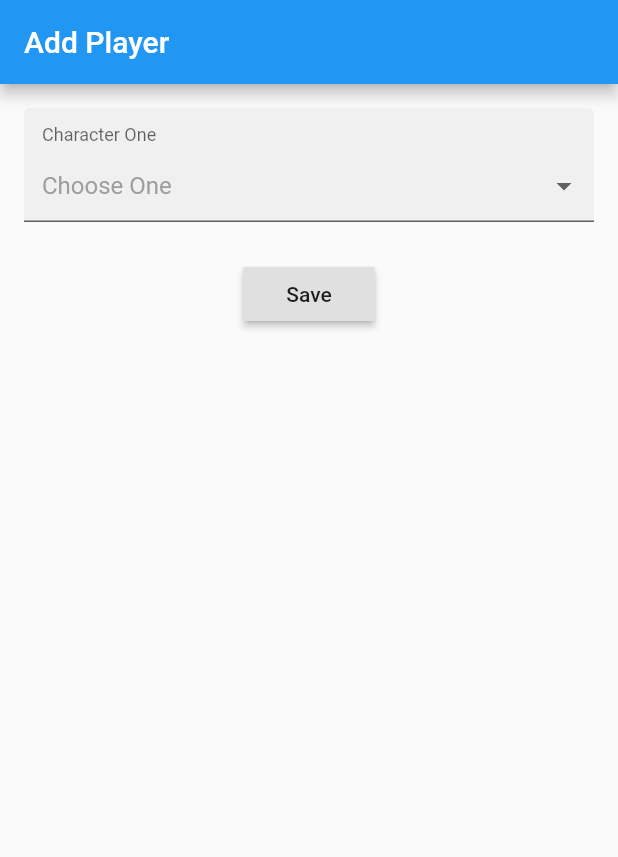
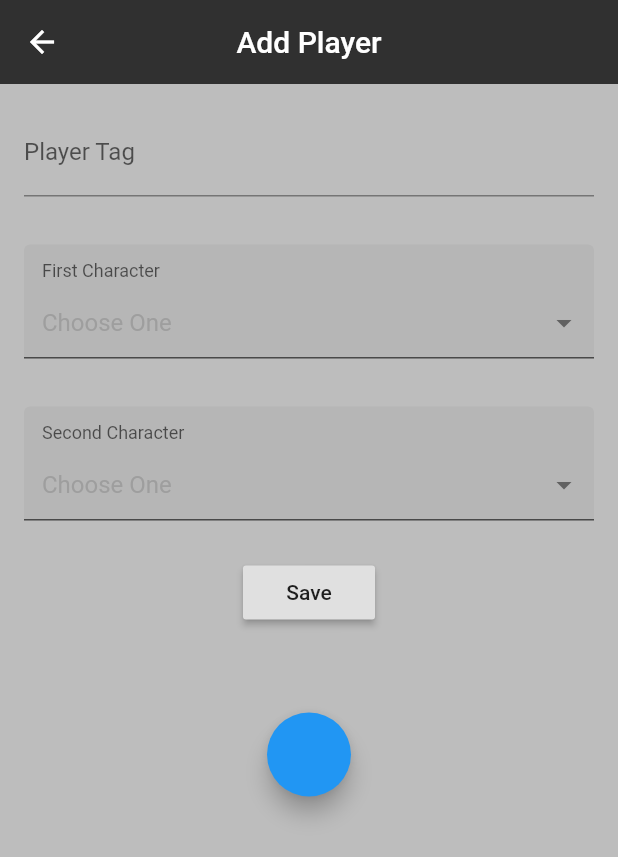
Before and after one commit to aking618/smash_tracker, a Flutter app: the AddPlayer screen opened directly, on a phone screen of 412 x 824 dp. Shown: the top 857 px of the screen. Run offline on Flutter 3.47's test engine with Material 2 defaults, Android fonts, the phone set to English and light mode, and no system bars; drawn by our look-alikes of dropdown_formfield; our stand-ins replace flutter_spinkit; generated files the repository leaves out were written again.

Commit message:
Added 'Player Add' Screen / Worked on JSON Serialization

```diff
--- a/lib/services/add_dropdown_service.dart
+++ b/lib/services/add_dropdown_service.dart
@@ -8,55 +8,451 @@ class AddPlayer extends StatefulWidget {
 
 class _AddPlayerState extends State<AddPlayer> {
 
-  String _myActivity;
-  String _myActivityResult;
-  final formkey = new GlobalKey<FormState>();
+  String _myChar1;
+  String _myChar1Result;
+  String _myChar2;
+  String _myChar2Result;
+  String playerName;
+  final GlobalKey<FormState> formKey = GlobalKey<FormState>();
+  final GlobalKey<FormState> formKey1 =  GlobalKey<FormState>();
+  final GlobalKey<FormState> formKey2 =  GlobalKey<FormState>();
+
+  final textController = TextEditingController();
+
+  @override
+  void dispose() {
+    textController.dispose();
+    super.dispose();
+  }
 
   @override
   void initState() {
     super.initState();
-    _myActivity = '';
-    _myActivityResult = '';
+    _myChar1 = '';
+    _myChar1Result = '';
+    _myChar2 = '';
+    _myChar2Result = '';
   }
 
-  _saveForm() {
-    var form = formkey.currentState;
-    if (form.validate()) {
-      form.save();
+  void _saveForm() {
       setState(() {
-        _myActivityResult = _myActivity;
+        _myChar1Result = _myChar1;
+        _myChar2Result = _myChar2;
       });
-    }
+
+      Scaffold.of(context)
+          .showSnackBar(SnackBar(content:
+      Text('Saved Data')));
   }
 
   @override
   Widget build(BuildContext context) {
     return Scaffold(
+      resizeToAvoidBottomInset: false,
+      backgroundColor: Colors.grey[400],
       appBar: AppBar(
         title: Text('Add Player'),
+        centerTitle: true,
+        backgroundColor: Colors.grey[850],
+        elevation: 0.0,
       ),
       body: Center(
-        key: formkey,
         child: Column(
           mainAxisAlignment: MainAxisAlignment.start,
           children: <Widget>[
-            Container(
+            Padding(
+              padding: const EdgeInsets.all(16.0),
+              child: TextFormField(
+                decoration: InputDecoration(hintText: 'RandomSmasher47', labelText: 'Player Tag'),
+                controller: textController,
+                keyboardType: TextInputType.text,
+                validator: (value) =>
+                  value.isEmpty ? "Please enter a Player Tag" : null,
+                onSaved: (String value) {
+                  playerName = value;
+                },
+                onChanged: (String value) {
+                  playerName = value;
+                },
+              ),
+            ),
+            Form(
+              key: formKey1,
+              child: Container(
                 padding: EdgeInsets.all(16.0),
                 child: DropDownFormField(
-                titleText: 'Character One',
+                  titleText: 'First Character',
                   hintText: 'Choose One',
-                value: _myActivity,
+                  value: _myChar1,
+//                  validator: (value) {
+//                    if (value.isEmpty) {
+//                      return 'Please Select a Character';
+//                    }
+//                  },
                   onSaved: (value) {
                     setState(() {
-                    _myActivity = value;
+                      _myChar1 = value;
                     });
                   },
                   onChanged: (value) {
                     setState(() {
-                    _myActivity = value;
+                      _myChar1 = value;
                     });
                   },
                   dataSource: [
+                    {
+                      "display": "Banjo & Kazooie",
+                      "value": "banjo_and_kazooie",
+                    },
+                    {
+                      "display": "Bayonetta",
+                      "value": "bayonetta",
+                    },
+                    {
+                      "display": "Bowser",
+                      "value": "bowser",
+                    },
+                    {
+                      "display": "Bowser Jr.",
+                      "value": "bowser_jr",
+                    },
+                    {
+                      "display": "Byleth",
+                      "value": "byleth",
+                    },
+                    {
+                      "display": "Captain Falcon",
+                      "value": "captain_falcon",
+                    },
+                    {
+                      "display": "Chrom",
+                      "value": "chrom",
+                    },
+                    {
+                      "display": "Cloud",
+                      "value": "cloud",
+                    },
+                    {
+                      "display": "Corrin",
+                      "value": "corrin",
+                    },
+                    {
+                      "display": "Daisy",
+                      "value": "daisy",
+                    },
+                    {
+                      "display": "Dark Pit",
+                      "value": "dark_pit",
+                    },
+                    {
+                      "display": "Dark Samus",
+                      "value": "dark_samus",
+                    },
+                    {
+                      "display": "Diddy Kong",
+                      "value": "diddy_kong",
+                    },
+                    {
+                      "display": "Donkey Kong",
+                      "value": "donkey_kong",
+                    },
+                    {
+                      "display": "Dr. Mario",
+                      "value": "dr_mario",
+                    },
+                    {
+                      "display": "Duck Hunt",
+                      "value": "duck_hunt",
+                    },
+                    {
+                      "display": "Falco",
+                      "value": "falco",
+                    },
+                    {
+                      "display": "Fox",
+                      "value": "fox",
+                    },
+                    {
+                      "display": "Ganondorf",
+                      "value": "ganondorf",
+                    },
+                    {
+                      "display": "Greninja",
+                      "value": "greninja",
+                    },
+                    {
+                      "display": "Hero",
+                      "value": "hero",
+                    },
+                    {
+                      "display": "Ice Climbers",
+                      "value": "ice_climbers",
+                    },
+                    {
+                      "display": "Ike",
+                      "value": "ike",
+                    },
+                    {
+                      "display": "Incineroar",
+                      "value": "incineroar",
+                    },
+                    {
+                      "display": "Inkling",
+                      "value": "inkling",
+                    },
+                    {
+                      "display": "Isabelle",
+                      "value": "isabelle",
+                    },
+                    {
+                      "display": "Jigglypuff",
+                      "value": "jigglypuff",
+                    },
+                    {
+                      "display": "Joker",
+                      "value": "joker",
+                    },
+                    {
+                      "display": "Ken",
+                      "value": "ken",
+                    },
+                    {
+                      "display": "King Dedede",
+                      "value": "king_dedede",
+                    },
+                    {
+                      "display": "King K. Rool",
+                      "value": "king_k_rool",
+                    },
+                    {
+                      "display": "Kirby",
+                      "value": "kirby",
+                    },
+                    {
+                      "display": "Link",
+                      "value": "link",
+                    },
+                    {
+                      "display": "Little Mac",
+                      "value": "little_mac",
+                    },
+                    {
+                      "display": "Lucario",
+                      "value": "ludcario",
+                    },
+                    {
+                      "display": "Lucas",
+                      "value": "lucas",
+                    },
+                    {
+                      "display": "Lucina",
+                      "value": "lucina",
+                    },
+                    {
+                      "display": "Luigi",
+                      "value": "luigi",
+                    },
+                    {
+                      "display": "Mario",
+                      "value": "mario",
+                    },
+                    {
+                      "display": "Marth",
+                      "value": "marth",
+                    },
+                    {
+                      "display": "Mega Man",
+                      "value": "mega_man",
+                    },
+                    {
+                      "display": "Meta Knight",
+                      "value": "meta_knight",
+                    },
+                    {
+                      "display": "Mewtwo",
+                      "value": "mewtwo",
+                    },
+                    {
+                      "display": "Mii Brawler",
+                      "value": "mii_brawler",
+                    },
+                    {
+                      "display": "Mii Gunner",
+                      "value": "mii_gunner",
+                    },
+                    {
+                      "display": "Mii Swordfighter",
+                      "value": "mii_swordfighter",
+                    },
+                    {
+                      "display": "Min Min",
+                      "value": "min_min",
+                    },
+                    {
+                      "display": "Mr. Game & Watch",
+                      "value": "mr_game_and_watch",
+                    },
+                    {
+                      "display": "Ness",
+                      "value": "ness",
+                    },
+                    {
+                      "display": "Olimar",
+                      "value": "olimar",
+                    },
+                    {
+                      "display": "Pac-Man",
+                      "value": "pac_man",
+                    },
+                    {
+                      "display": "Palutena",
+                      "value": "Palutena",
+                    },
+                    {
+                      "display": "Peach",
+                      "value": "peach",
+                    },
+                    {
+                      "display": "Pichu",
+                      "value": "pichu",
+                    },
+                    {
+                      "display": "Pikachu",
+                      "value": "pikachu",
+                    },
+                    {
+                      "display": "Piranha Plant",
+                      "value": "piranha_plant",
+                    },
+                    {
+                      "display": "Pit",
+                      "value": "pit",
+                    },
+                    {
+                      "display": "Pokemon Trainer",
+                      "value": "pokemon_trainer",
+                    },
+                    {
+                      "display": "Richter",
+                      "value": "richter",
+                    },
+                    {
+                      "display": "Ridley",
+                      "value": "ridley",
+                    },
+                    {
+                      "display": "R.O.B.",
+                      "value": "rob",
+                    },
+                    {
+                      "display": "Robin",
+                      "value": "robin",
+                    },
+                    {
+                      "display": "Rosalina & Luma",
+                      "value": "rosalina_and_luma",
+                    },
+                    {
+                      "display": "Roy",
+                      "value": "roy",
+                    },
+                    {
+                      "display": "Ryu",
+                      "value": "ryu",
+                    },
+                    {
+                      "display": "Samus",
+                      "value": "samus",
+                    },
+                    {
+                      "display": "Sheik",
+                      "value": "sheik",
+                    },
+                    {
+                      "display": "Shulk",
+                      "value": "shulk",
+                    },
+                    {
+                      "display": "Simon",
+                      "value": "simon",
+                    },
+                    {
+                      "display": "Snake",
+                      "value": "snake",
+                    },
+                    {
+                      "display": "Sonic",
+                      "value": "sonic",
+                    },
+                    {
+                      "display": "Terry",
+                      "value": "terry",
+                    },
+                    {
+                      "display": "Toon Link",
+                      "value": "toon_link",
+                    },
+                    {
+                      "display": "Villager",
+                      "value": "villager",
+                    },
+                    {
+                      "display": "Wario",
+                      "value": "wario",
+                    },
+                    {
+                      "display": "Wii Fit Trainer",
+                      "value": "wii_fit_trainer",
+                    },
+                    {
+                      "display": "Wolf",
+                      "value": "wolf",
+                    },
+                    {
+                      "display": "Yoshi",
+                      "value": "yoshi",
+                    },
+                    {
+                      "display": "Young Link",
+                      "value": "young_link",
+                    },
+                    {
+                      "display": "Zelda",
+                      "value": "zelda",
+                    },
+                    {
+                      "display": "Zero Suit Samus",
+                      "value": "zero_suit_samus",
+                    },
+                  ],
+                  textField: 'display',
+                  valueField: 'value',
+                ),
+              ),
+            ),
+            Form(
+              child: Container(
+                key: formKey2,
+                padding: EdgeInsets.all(16.0),
+                child: DropDownFormField(
+                  textField: 'display',titleText: 'Second Character',
+                  hintText: 'Choose One',
+                  value: _myChar2,
+                  onSaved: (value) {
+                    setState(() {
+                      _myChar2 = value;
+                    });
+                  },
+                  onChanged: (value) {
+                    setState(() {
+                      _myChar2 = value;
+                    });
+                  },
+                  dataSource: [
+                    {
+                      "display":"None",
+                      "value": "",
+                    },
                     {
                       "display": "Banjo & Kazooie",
                       "value": "banjo_and_kazooie",
@@ -383,8 +779,8 @@ class _AddPlayerState extends State<AddPlayer> {
                       "value": "zero_suit_samus",
                     },
                   ],
-                textField: 'display',
                   valueField: 'value',
+                ),
               ),
             ),
             Container(
@@ -396,11 +792,18 @@ class _AddPlayerState extends State<AddPlayer> {
             ),
             Container(
               padding: EdgeInsets.all(16),
-              child: Text(_myActivityResult),
+              child: Text('$_myChar1Result $_myChar2Result'),
+            ),
+            FloatingActionButton(
+              onPressed: () {
+                print('tag: $playerName myChar1: $_myChar1Result, myChar2: $_myChar2Result');
+              },
             )
           ],
         ),
       ),
     );
   }
+
+
 }
```
Also changed, not shown: assets/nebula.json (+22 -2 lines), lib/main.dart (+7 -8 lines), lib/models/player_list_tiles.dart (deleted, +0 -121 lines), lib/models/playerlist_model.dart (added, +18 -0 lines), lib/pages/home.dart (+19 -4 lines), lib/pages/loading.dart (+14 -3 lines), lib/services/playerlist_services.dart (added, +27 -0 lines). Lines whose indentation alone changed are shown as unchanged.
